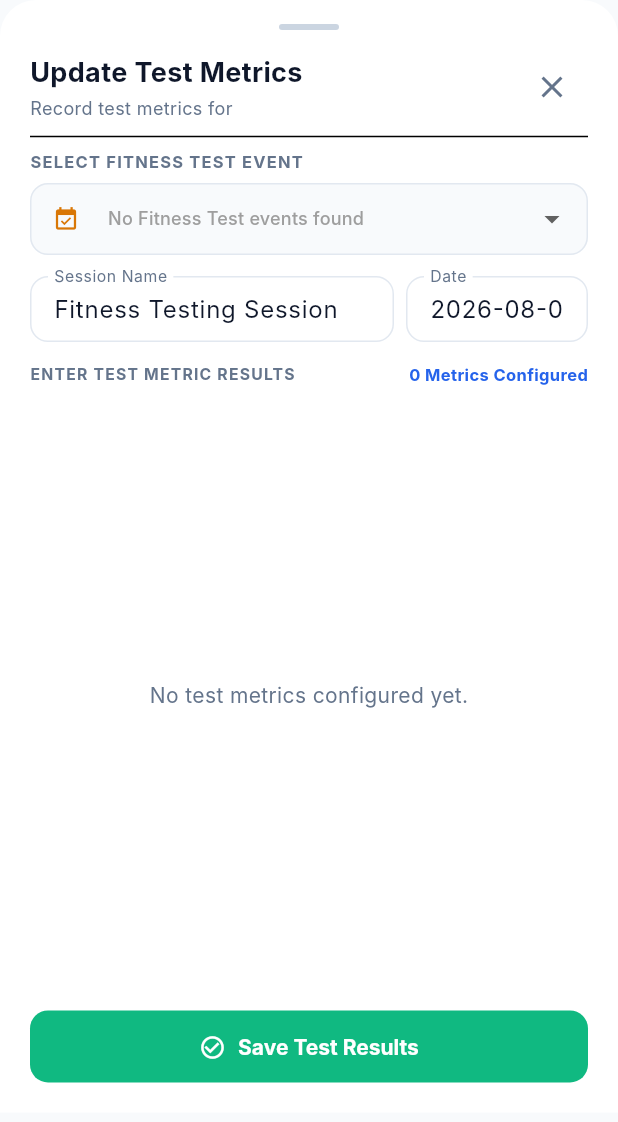
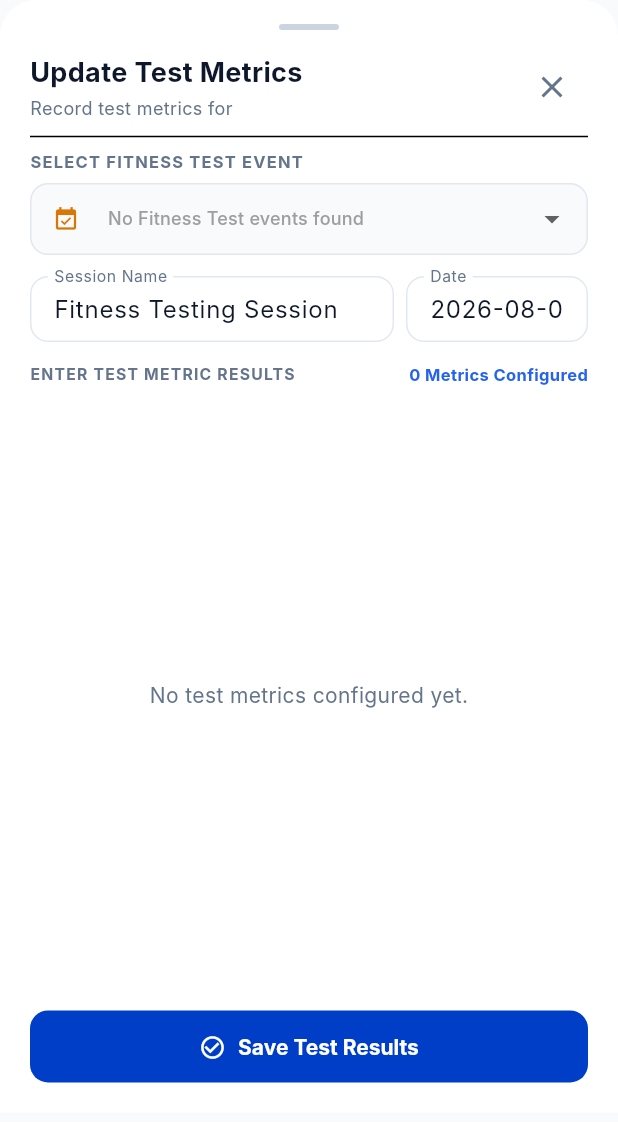
Before and after one commit to CodeWays-PTY/academypro-mobile-app, a Flutter app: the SinglePlayerBaselineModal widget shown alone on an empty page, opened directly with empty values, on a phone screen of 412 x 824 dp. Shown: the top 1122 px of the screen. Run offline on Flutter 3.47's test engine with Material 3 defaults, Android fonts, the phone set to English and light mode, and no system bars; our stand-ins replace connectivity_plus, dio, flutter_local_notifications, flutter_riverpod, hive_flutter, image_picker and 2 more; missing offline and left inert: mobile_scanner; accounts and stored records are empty; network calls fail; Roboto replaces fonts that are missing (Inter).

Commit message:
Fix single_player_baseline_modal event & metric fallbacks, brand color alignment to primary blue 0xFF003EC7

```diff
--- a/lib/features/dashboard/presentation/single_player_baseline_modal.dart
+++ b/lib/features/dashboard/presentation/single_player_baseline_modal.dart
@@ -102,11 +102,34 @@ class _SinglePlayerBaselineModalState extends ConsumerState<SinglePlayerBaseline
           );
         }).toList();
 
-        // Filter strictly to Fitness Test / Test Day category
+        // Filter to Fitness Test / Test Day category, falling back to all events if no specific test events exist
         _testEvents = rawEvents.where((e) {
           final type = e.eventType.toLowerCase().trim();
           return type == 'fitness test' || type == 'test day' || type == 'fitness' || type == 'test' || type.contains('fitness') || type.contains('test');
         }).toList();
+
+        if (_testEvents.isEmpty) {
+          _testEvents = rawEvents;
+        }
+
+        if (_testEvents.isEmpty) {
+          final nowStr = DateFormat('yyyy-MM-dd').format(DateTime.now());
+          _testEvents = [
+            CoachEvent(
+              id: 'EVT-GEN-TEST',
+              schoolId: 1,
+              title: 'General Fitness Testing Session',
+              eventType: 'Fitness Test',
+              startTime: '09:00',
+              date: nowStr,
+              durationMins: 60,
+              location: 'High Performance Center',
+              isImportant: true,
+              recurrenceRule: 'Does Not Repeat',
+              ageGroup: 'U15',
+            )
+          ];
+        }
 
         // Sort by date DESC (most recent date first)
         _testEvents.sort((a, b) {
@@ -502,7 +525,7 @@ class _SinglePlayerBaselineModalState extends ConsumerState<SinglePlayerBaseline
                     : const Icon(Icons.check_circle_outline, size: 18.0),
                 label: Text(_isSaving ? 'Saving Scores...' : 'Save Test Results', style: const TextStyle(fontSize: 14.0, fontWeight: FontWeight.bold)),
                 style: ElevatedButton.styleFrom(
-                  backgroundColor: const Color(0xFF10B981),
+                  backgroundColor: const Color(0xFF003EC7),
                   foregroundColor: Colors.white,
                   elevation: 0,
                   shape: RoundedRectangleBorder(borderRadius: BorderRadius.circular(12.0)),
```
